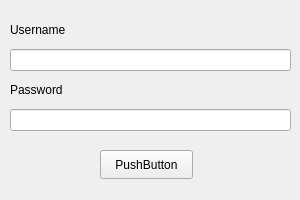
This is login_window.ui in Yuting-H/LiteStay as Qt 5 draws it before an edit. The edited form follows.
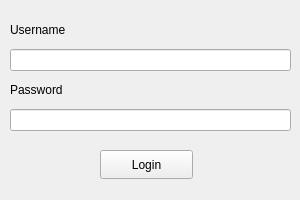
This is the edited form.

What changed in the file:
```diff
--- a/login_window.ui
+++ b/login_window.ui
@@ -59,7 +59,7 @@
      </rect>
     </property>
     <property name="text">
-     <string>PushButton</string>
+     <string>Login</string>
     </property>
    </widget>
   </widget>
```
